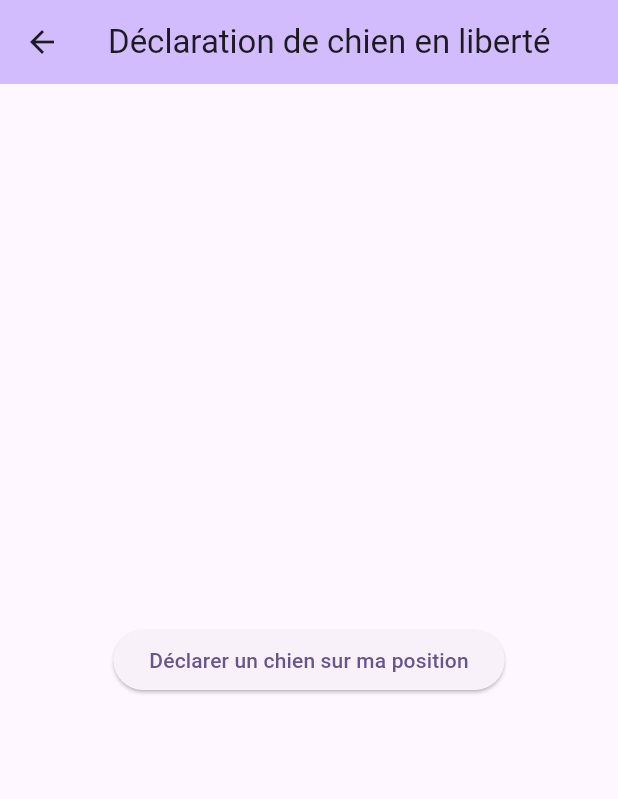
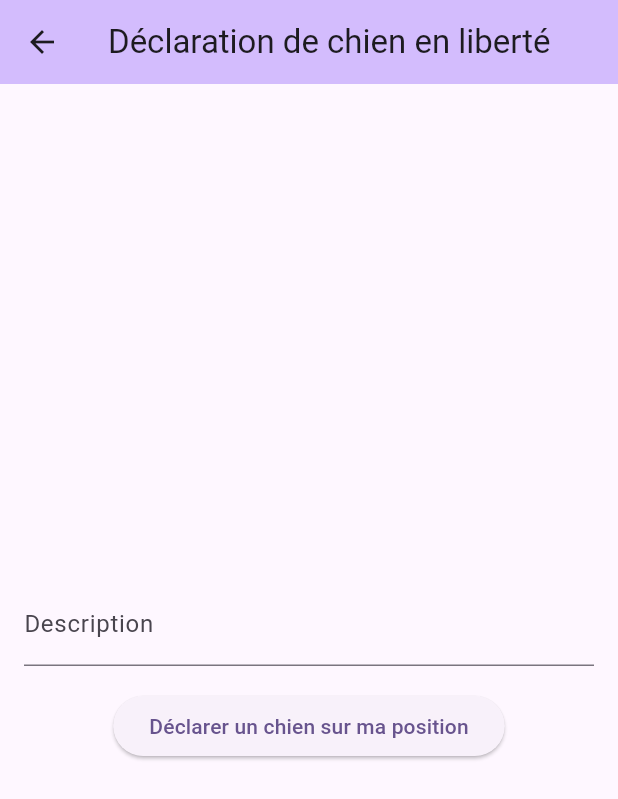
Before and after one commit to luisszzuniga/flutter-firebase, a Flutter app: the DeclareDogScreen screen opened by its route, on a phone screen of 412 x 824 dp. Shown: the top 799 px of the screen. Run offline on Flutter 3.47's test engine with Material 3 defaults, Android fonts, the phone set to English and light mode, and no system bars; our stand-ins replace cloud_firestore, firebase_auth, firebase_core, flutter_map, freezed_annotation, geolocator and 1 more; missing offline and left inert: flutter_map_cancellable_tile_provider; accounts and stored records are empty.

Commit message:
🚀 Feat: Ajout d'une description pour les chiens déclarés

```diff
--- a/lib/map/declare_dog_screen.dart
+++ b/lib/map/declare_dog_screen.dart
@@ -13,6 +13,7 @@ class DeclareDogScreen extends StatefulWidget {
 class _DeclareDogState extends State<DeclareDogScreen> {
   LatLng _currentPosition = const LatLng(51.5, -0.09);
   final User? _user = FirebaseAuth.instance.currentUser;
+  final TextEditingController _descriptionController = TextEditingController();
 
   void _declareDog() async {
     final db = FirebaseFirestore.instance;
@@ -25,6 +26,7 @@ class _DeclareDogState extends State<DeclareDogScreen> {
       notVisibleCount: 0,
       visibleCount: 0,
       userId: _user!.uid,
+      description: _descriptionController.text,
     );
 
     db.collection("declared_dogs").add({
@@ -62,9 +64,18 @@ class _DeclareDogState extends State<DeclareDogScreen> {
         child: Column(
           mainAxisAlignment: MainAxisAlignment.center,
           children: <Widget>[
+            Padding(
+              padding: EdgeInsets.all(16.0),
+              child:
+                TextField(
+                  controller: _descriptionController,
+                  decoration: const InputDecoration(labelText: 'Description'),
+                ),
+            ),
+
             ElevatedButton(
               onPressed: _declareDog,
-              child: Text('Déclarer un chien sur ma position'),
+              child: const Text('Déclarer un chien sur ma position'),
             ),
           ],
         ),
--- a/lib/map/declared_dog_details_screen.dart
+++ b/lib/map/declared_dog_details_screen.dart
@@ -59,6 +59,9 @@ class _DeclaredDogDetailsState extends State<DeclaredDogDetailsScreen> {
         child: Column(
           mainAxisAlignment: MainAxisAlignment.center,
           children: <Widget>[
+            if (widget.dog.description != null)
+              Text('Description ${widget.dog.description}'),
+
             if (_hasVoted == false)
               ElevatedButton(
                 onPressed: _dogStillAtLocation,
--- a/lib/models/declared_dog.dart
+++ b/lib/models/declared_dog.dart
@@ -13,6 +13,8 @@ class DeclaredDog with _$DeclaredDog {
     required num notVisibleCount, // Incrément à chaque fois qu'un chien est déclaré non visible
     required num visibleCount, // Incrément à chaque fois qu'un chien est déclaré visible
     required String userId,
+    String? description,
+    String? imageUrl,
   }) = _DeclaredDog;
 
   factory DeclaredDog.fromJson(Map<String, dynamic> json) =>
```
Also changed, not shown: lib/models/declared_dog.freezed.dart, lib/models/declared_dog.g.dart.
